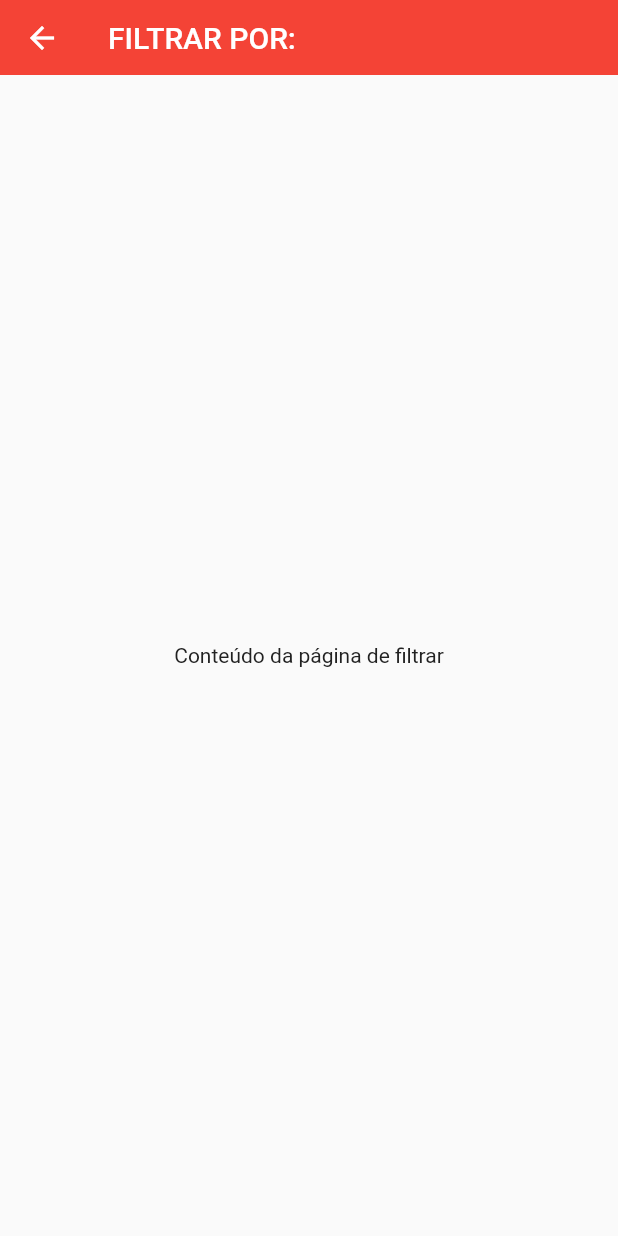
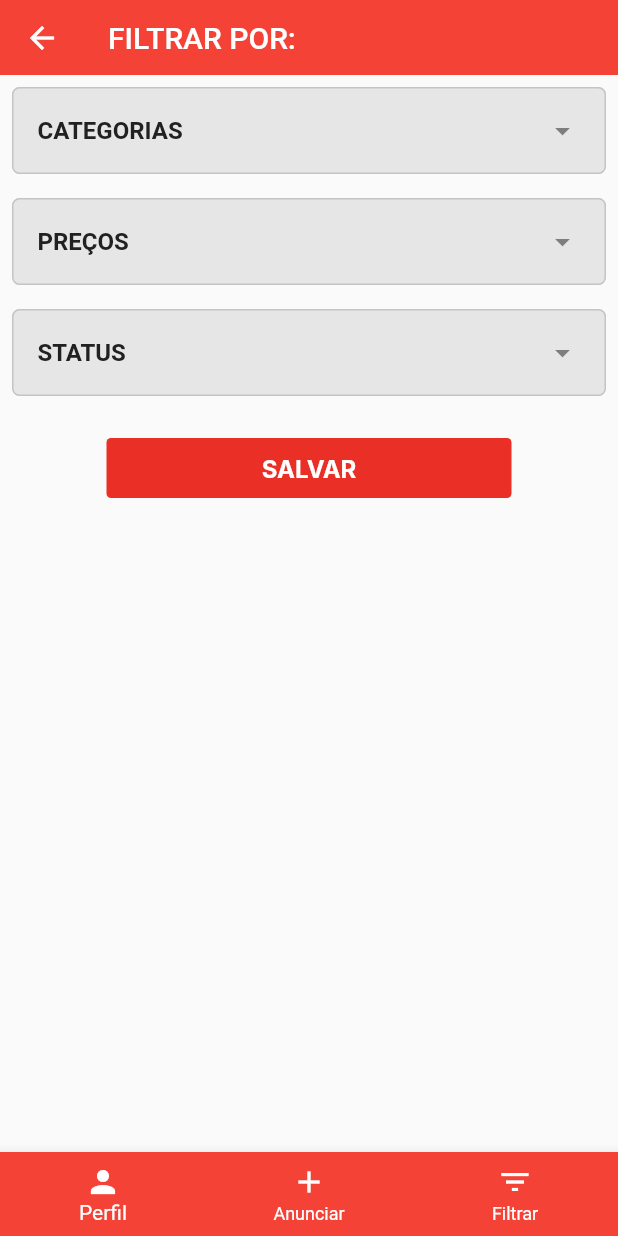
Before and after one commit to rayllander/melancia_express, a Flutter app: the FilterPage screen opened by its route, on a phone screen of 412 x 824 dp. Run offline on Flutter 3.47's test engine with Material 2 defaults, Android fonts, the phone set to English and light mode, and no system bars; Roboto replaces fonts that are missing (Inter).

Commit message:
filtro e 'meu perfil'

```diff
--- a/lib/view/pages/filter_page.dart
+++ b/lib/view/pages/filter_page.dart
@@ -1,15 +1,140 @@
 import 'package:flutter/material.dart';
 import 'package:melancia_express/view/components/my_appbar.dart';
+import 'package:melancia_express/view/components/my_bottombar.dart';
+import 'package:melancia_express/view/components/my_button.dart';
 
-class FilterPage extends StatelessWidget {
+class FilterPage extends StatefulWidget {
   FilterPage({super.key});
+
+  @override
+  _FilterPageState createState() => _FilterPageState();
+}
+
+class _FilterPageState extends State<FilterPage> {
+  List<String> selectedCategories = [];
+  List<String> selectedPrices = [];
+  List<String> selectedStatus = [];
+
   @override
   Widget build(BuildContext context) {
     return Scaffold(
-      appBar: MyAppBar(title: 'FILTRAR POR:'), // Usar o MyAppBar personalizado
-      body: Center(
-        child: Text('Conteúdo da página de filtrar'),
+      appBar: MyAppBar(title: 'FILTRAR POR:'),
+      body: SingleChildScrollView(
+        child: Center(
+          child: Column(
+            children: <Widget>[
+              FilterSection(
+                title: 'CATEGORIAS',
+                options: [
+                  'Sem semente',
+                  'Amarela',
+                  'Categoria 3',
+                  'Categoria 4'
+                ],
+                selectedOptions: selectedCategories,
+              ),
+              FilterSection(
+                title: 'PREÇOS',
+                options: ['1,00', '15,00', '2,50', '5,80'],
+                selectedOptions: selectedPrices,
+              ),
+              FilterSection(
+                title: 'STATUS',
+                options: ['Ativo', 'Inativo'],
+                selectedOptions: selectedStatus,
+              ),
+              const SizedBox(height: 20),
+              MyButton(
+                onTapButton: () {
+                  // Realizar a ação desejada com as opções selecionadas
+                  //print('Categorias selecionadas: $selectedCategories');
+                  // print('Preços selecionados: $selectedPrices');
+                  // print('Status selecionados: $selectedStatus');
+                },
+                buttonText: 'SALVAR',
+              ),
+            ],
+          ),
+        ),
       ),
+      bottomNavigationBar: MyBottomBar(),
     );
   }
 }
+
+class FilterSection extends StatefulWidget {
+  final String title;
+  final List<String> options;
+  final List<String> selectedOptions;
+
+  FilterSection({
+    required this.title,
+    required this.options,
+    required this.selectedOptions,
+  });
+
+  @override
+  _FilterSectionState createState() => _FilterSectionState();
+}
+
+class _FilterSectionState extends State<FilterSection> {
+  bool isExpanded = false;
+
+  @override
+  Widget build(BuildContext context) {
+    return Column(
+      crossAxisAlignment: CrossAxisAlignment.start,
+      children: [
+        Container(
+          margin: EdgeInsets.only(left: 8, right: 8, bottom: 8, top: 8),
+          decoration: BoxDecoration(
+            border: Border.all(
+                color:
+                    Color.fromARGB(255, 197, 196, 196)), // Adiciona borda cinza
+            borderRadius: BorderRadius.circular(5), // Borda arredondada
+            boxShadow: [
+              BoxShadow(
+                color: Color.fromARGB(255, 231, 230, 230), // Cor do botão
+              ),
+            ],
+          ),
+          child: ListTile(
+            title: Text(
+              widget.title,
+              style: TextStyle(fontWeight: FontWeight.bold),
+            ),
+            trailing:
+                Icon(isExpanded ? Icons.arrow_drop_up : Icons.arrow_drop_down),
+            onTap: () {
+              setState(() {
+                isExpanded = !isExpanded;
+              });
+            },
+          ),
+        ),
+        if (isExpanded)
+          Column(
+            children: widget.options.map((option) {
+              return ListTile(
+                title: Text(option),
+                leading: Checkbox(
+                  value: widget.selectedOptions.contains(option),
+                  onChanged: (value) {
+                    setState(() {
+                      if (value != null) {
+                        if (value) {
+                          widget.selectedOptions.add(option);
+                        } else {
+                          widget.selectedOptions.remove(option);
+                        }
+                      }
+                    });
+                  },
+                ),
+              );
+            }).toList(),
+          ),
+      ],
+    );
+  }
+}
```
Also changed, not shown: lib/view/pages/my_profile.dart (+44 -2 lines).
